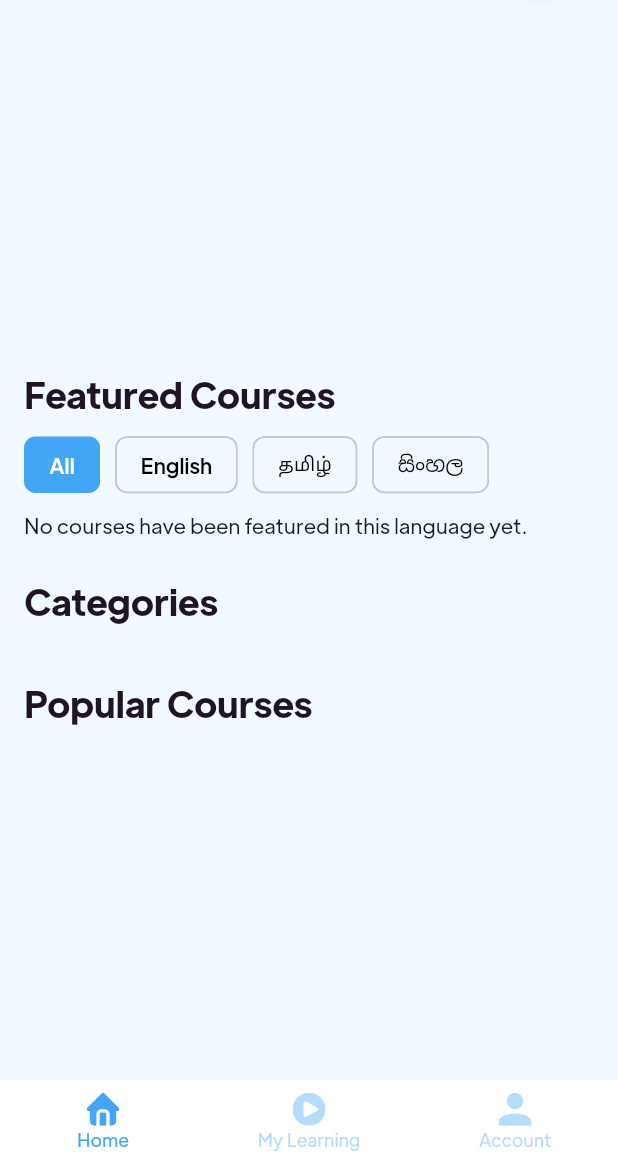
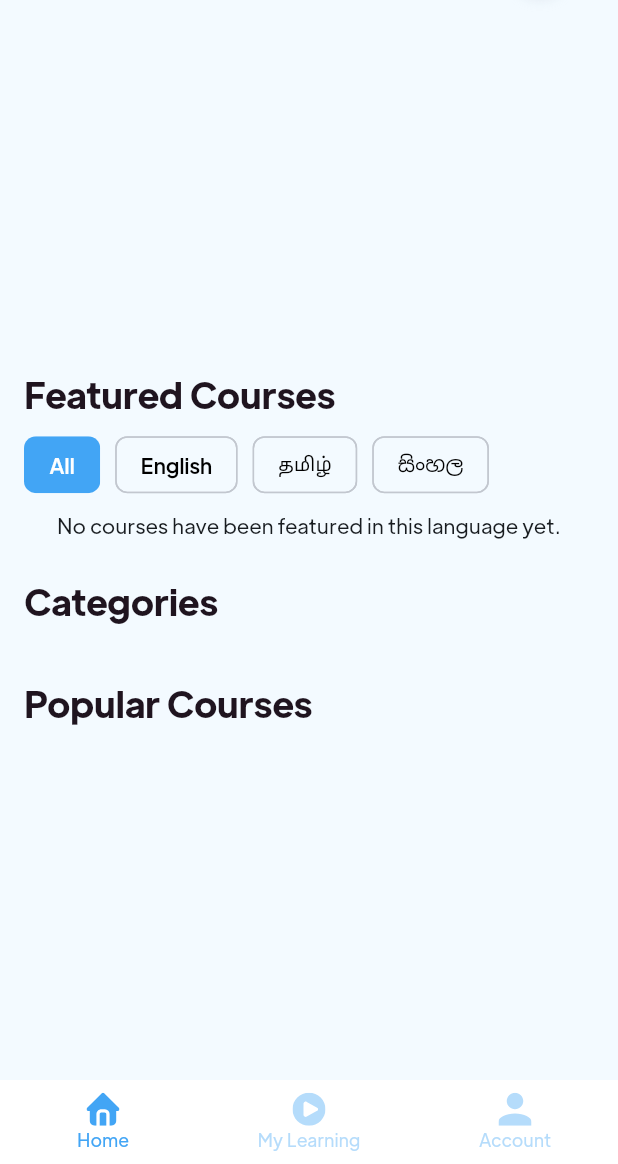
Before and after one commit to AbdhalRiyas/brightera_lms, a Flutter app: the screen it shows after launch, on a phone screen of 412 x 824 dp, the part 72-1236 px from its top. Run offline on Flutter 3.47's test engine with Material 3 defaults, Android fonts, the phone set to English and light mode, and no system bars; drawn by our look-alikes of carousel_slider, drop_shadow; our stand-ins replace accordion, cached_network_image, cloud_firestore, cloud_functions, dropdown_search, file_picker and 11 more; missing offline and left inert: flutter_cached_pdfview, mobile_device_identifier, payhere_mobilesdk_flutter; accounts and stored records are empty.

Commit message:
featured courses changed to futurebulder

```diff
--- a/lib/src/screens/featured_screen/widgets/courses/courses.dart
+++ b/lib/src/screens/featured_screen/widgets/courses/courses.dart
@@ -16,27 +16,133 @@ class FeaturedCourses extends StatefulWidget {
 class _FeaturedCoursesState extends State<FeaturedCourses> {
   final List<String> languages = ['All', 'English', 'தமிழ்', 'සිංහල'];
   final ValueNotifier<String> _selectedLanguage = ValueNotifier('All');
-  final ValueNotifier<List<Course>> _courses = ValueNotifier([]);
   final CourseRepository _repository = CourseRepository();
 
   void _switchLanguage(String language) {
     if (_selectedLanguage.value != language) {
       _selectedLanguage.value = language;
+      setState(() {});
     }
   }
 
-  Future<void> fetchFeaturedCourses() async {
-    final courses = await _repository.getFeaturedCoursesByLanguage(
+  Future<List<Course>> fetchFeaturedCourses() async {
+    return await _repository.getFeaturedCoursesByLanguage(
       _selectedLanguage.value,
     );
-    _courses.value = courses;
   }
 
   @override
-  void initState() {
-    super.initState();
-    fetchFeaturedCourses();
+  Widget build(BuildContext context) {
+    return Column(
+      crossAxisAlignment: CrossAxisAlignment.start,
+      children: [
+        const Text(
+          "Featured Courses",
+          style: ThemeConstants.headingStyle,
+        ),
+        const SizedBox(height: 10),
+        ValueListenableBuilder<String>(
+          valueListenable: _selectedLanguage,
+          builder: (context, selectedLanguage, child) {
+            return SizedBox(
+              height: 40,
+              child: ListView.builder(
+                scrollDirection: Axis.horizontal,
+                itemCount: languages.length,
+                itemBuilder: (context, index) {
+                  return Container(
+                    margin: const EdgeInsets.only(right: 10),
+                    child: FilterChip(
+                      showCheckmark: false,
+                      label: Text(
+                        languages[index],
+                        style: TextStyle(
+                          color: selectedLanguage == languages[index]
+                              ? Colors.white
+                              : Colors.black,
+                        ),
+                      ),
+                      selected: selectedLanguage == languages[index],
+                      onSelected: (bool selected) {
+                        _switchLanguage(languages[index]);
+                      },
+                      selectedColor: ThemeConstants.primaryColor,
+                    ),
+                  );
+                },
+              ),
+            );
+          },
+        ),
+        const SizedBox(height: 10),
+        FutureBuilder<List<Course>>(
+          future: fetchFeaturedCourses(),
+          builder: (context, snapshot) {
+            if (snapshot.connectionState == ConnectionState.waiting) {
+              return const Center(child: CircularProgressIndicator());
+            } else if (snapshot.hasError) {
+              return const Text("Error loading courses.");
+            } else if (!snapshot.hasData || snapshot.data!.isEmpty) {
+              return const Center(
+                child: Text(
+                  "No courses have been featured in this language yet.",
+                ),
+              );
+            } else {
+              final courses = snapshot.data!;
+              return SizedBox(
+                height: 250,
+                child: LayoutBuilder(builder: (context, constraints) {
+                  return ListView.separated(
+                    shrinkWrap: true,
+                    scrollDirection: Axis.horizontal,
+                    itemBuilder: (context, i) => i == courses.length
+                        ? SizedBox(
+                            width: constraints.maxWidth <= 400
+                                ? constraints.maxWidth / 2
+                                : 250,
+                            child: TextButton(
+                              onPressed: () => Navigator.pushNamed(
+                                context,
+                                '/all-courses',
+                                arguments: ListOfCoursesScreenArguments(
+                                  language: _selectedLanguage.value,
+                                ),
+                              ),
+                              style: TextButton.styleFrom(
+                                shape: RoundedRectangleBorder(
+                                  borderRadius: BorderRadius.circular(
+                                      ThemeConstants.borderRadiusLarge),
+                                ),
+                              ),
+                              child: const Text(
+                                "See All",
+                                style: TextStyle(fontSize: 18),
+                              ),
+                            ),
+                          )
+                        : CourseCard(
+                            course: courses[i],
+                            maxWidth: 450,
+                            maxHeight: 250,
+                            onTap: () => Navigator.pushNamed(
+                              context,
+                              '/course',
+                              arguments: CourseScreenArguments(courses[i]),
+                            ),
+                          ),
+                    separatorBuilder: (context, i) => const SizedBox(width: 10),
+                    itemCount: courses.length + 1,
+                  );
+                }),
+              );
+            }
+          },
+        ),
+      ],
+    );
   }
+}
 
   // final GlobalKey<ListOfCoursesScreenState> _key =
   //     GlobalKey<ListOfCoursesScreenState>();
@@ -75,113 +181,8 @@ class _FeaturedCoursesState extends State<FeaturedCourses> {
   //   }
   // }
 
-  @override
-  Widget build(BuildContext context) {
-    return Column(
-      crossAxisAlignment: CrossAxisAlignment.start,
-      children: [
-        const Text(
-          "Featured Courses",
-          style: ThemeConstants.headingStyle,
-        ),
-        const SizedBox(height: 10),
-        ValueListenableBuilder<String>(
-          valueListenable: _selectedLanguage,
-          builder: (context, selectedLanguage, child) {
-            return SizedBox(
-              height: 40,
-              child: ListView.builder(
-                scrollDirection: Axis.horizontal,
-                itemCount: languages.length,
-                itemBuilder: (context, index) {
-                  return Container(
-                    margin: const EdgeInsets.only(right: 10),
-                    child: FilterChip(
-                      showCheckmark: false,
-                      label: Text(
-                        languages[index],
-                        style: TextStyle(
-                          color: selectedLanguage == languages[index]
-                              ? Colors.white
-                              : Colors.black,
-                        ),
-                      ),
-                      selected: selectedLanguage == languages[index],
-                      onSelected: (bool selected) async {
-                        _switchLanguage(languages[index]);
-                        final courses =
-                            await _repository.getFeaturedCoursesByLanguage(
-                          _selectedLanguage.value,
-                        );
-                        _courses.value = courses;
-                      },
-                      selectedColor: ThemeConstants.primaryColor,
-                    ),
-                  );
-                },
-              ),
-            );
-          },
-        ),
-        const SizedBox(height: 10),
-        ValueListenableBuilder<List<Course>>(
-          valueListenable: _courses,
-          builder: (context, courses, child) {
-            return courses.isNotEmpty
-                ? Builder(builder: (context) {
-                    return SizedBox(
-                      height: 250,
-                      child: LayoutBuilder(builder: (context, constraints) {
-                        return ListView.separated(
-                          shrinkWrap: true,
-                          scrollDirection: Axis.horizontal,
-                          itemBuilder: (context, i) => i == courses.length
-                              ? SizedBox(
-                                  width: constraints.maxWidth <= 400
-                                      ? constraints.maxWidth / 2
-                                      : 250,
-                                  child: TextButton(
-                                    onPressed: () => Navigator.pushNamed(
-                                      context,
-                                      '/all-courses',
-                                      arguments: ListOfCoursesScreenArguments(
-                                        language: _selectedLanguage.value,
-                                      ),
-                                    ),
-                                    style: TextButton.styleFrom(
-                                      shape: RoundedRectangleBorder(
-                                        borderRadius: BorderRadius.circular(
-                                            ThemeConstants.borderRadiusLarge),
-                                      ),
-                                    ),
-                                    child: const Text(
-                                      "See All",
-                                      style: TextStyle(fontSize: 18),
-                                    ),
-                                  ),
-                                )
-                              : CourseCard(
-                                  course: courses[i],
-                                  maxWidth: 450,
-                                  maxHeight: 250,
-                                  onTap: () => Navigator.pushNamed(
-                                    context,
-                                    '/course',
-                                    arguments:
-                                        CourseScreenArguments(courses[i]),
-                                  ),
-                                ),
-                          separatorBuilder: (context, i) =>
-                              const SizedBox(width: 10),
-                          itemCount: courses.length + 1,
-                        );
-                      }),
-                    );
-                  })
-                : const Text(
-                    "No courses have been featured in this language yet.",
-                  );
-            // const SizedBox(height: 10),
+
+      // const SizedBox(height: 10),
             // if (_subjects.length > 1) ...[
             //   SizedBox(
             //     height: 38,
@@ -208,9 +209,3 @@ class _FeaturedCoursesState extends State<FeaturedCourses> {
             //   // subject: _selectedSubject,
             //   featuredCoursesOnly: true,
             // ),
-          },
-        ),
-      ],
-    );
-  }
-}
```
